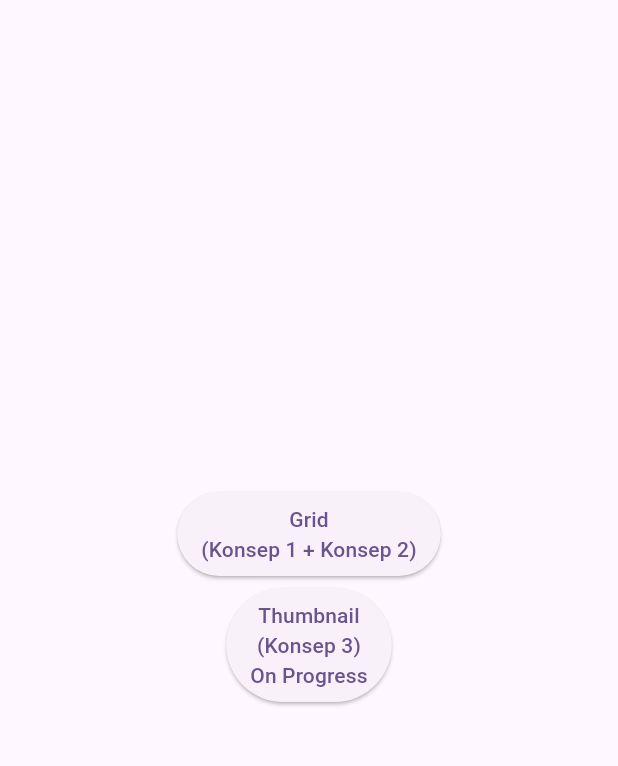
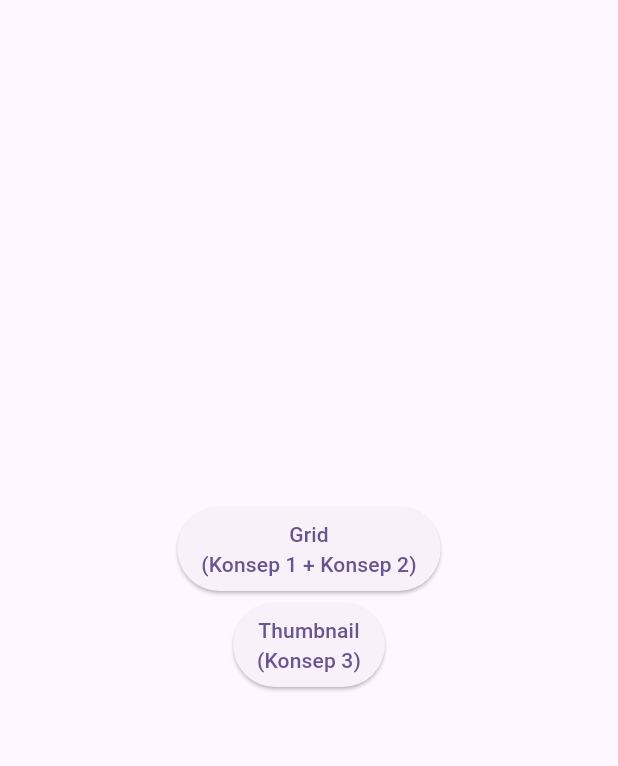
Before and after one commit to rsyd29/inspection_grid, a Flutter app: the screen it shows after launch, on a phone screen of 412 x 824 dp, the part 63-829 px from its top. Run offline on Flutter 3.47's test engine with Material 3 defaults, Android fonts, the phone set to English and light mode, and no system bars; our stand-ins replace flutter_secure_storage, image_picker, photo_view; missing offline and left inert: multi_image_picker_view.

Commit message:
Change button to Thumbnail Konsep 3

```diff
--- a/lib/main.dart
+++ b/lib/main.dart
@@ -102,7 +102,7 @@ class MyApp extends StatelessWidget {
                     );
                   },
                   child: Text(
-                    'Thumbnail\n(Konsep 3)\nOn Progress',
+                    'Thumbnail\n(Konsep 3)',
                     textAlign: TextAlign.center,
                   ),
                 ),
```
